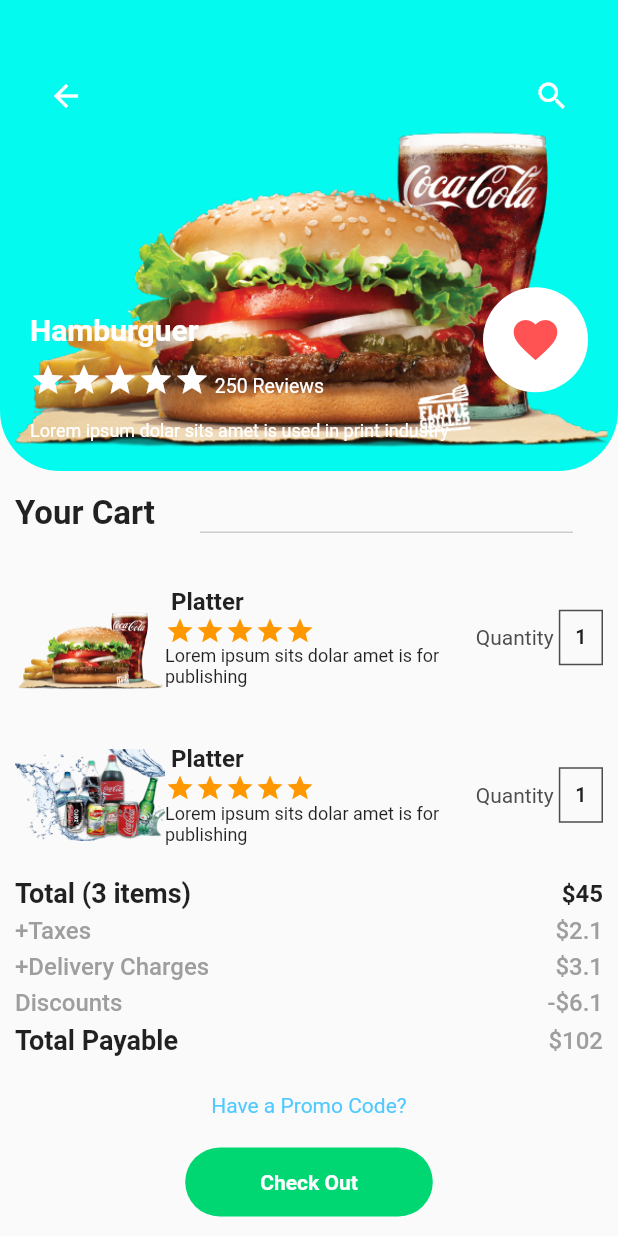
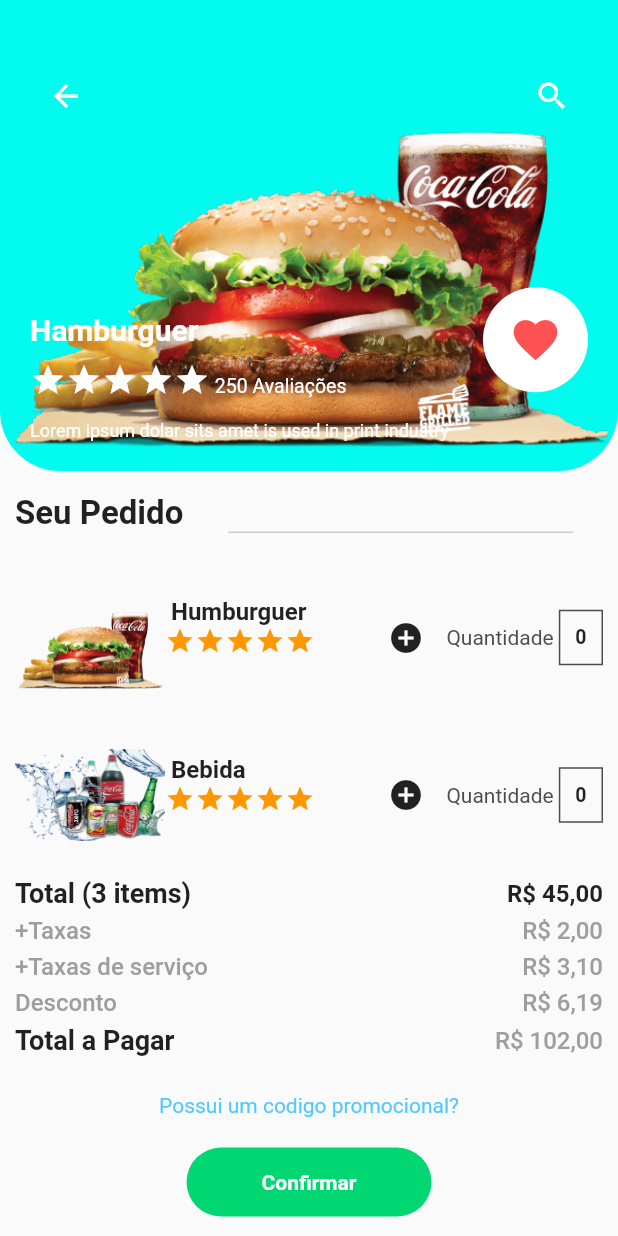
Before and after one commit to francisfs/fast_waiter, a Flutter app: the HomePage screen opened directly, after a tap on "Adicionar", on a phone screen of 412 x 824 dp. Run offline on Flutter 3.47's test engine with Material 2 defaults, Android fonts, the phone set to English and light mode, and no system bars; our stand-ins replace lottie; network calls fail.

Commit message:
incremento, classe preço
incremento no pedido do card hamburguer

```diff
--- a/lib/cards/card_bebi.dart
+++ b/lib/cards/card_bebi.dart
@@ -111,7 +111,7 @@
                                   color: Colors.white,
                                 ),
                                 Text(
-                                  " 250 Reviews",
+                                  " 250 Avaliações",
                                   style: TextStyle(
                                       color: Colors.white, fontSize: 13),
                                 )
@@ -305,7 +305,7 @@
                           color: greenBtn,
                         ),
                         child: Text(
-                          "Check Out",
+                          "Confirmar",
                           style: TextStyle(
                               color: Colors.white, fontWeight: FontWeight.w700),
                         ),
@@ -380,7 +380,7 @@
         Row(
           children: [
             Text(
-              "Quantity ",
+              "Quantidade ",
               style: TextStyle(fontSize: 14, color: black),
             ),
             Container(
--- a/lib/cards/card_cost.dart
+++ b/lib/cards/card_cost.dart
@@ -155,7 +155,7 @@
                       crossAxisAlignment: CrossAxisAlignment.end,
                       children: [
                         Text(
-                          "Your Cart",
+                          "Seu Pedigo",
                           style: TextStyle(
                               fontSize: 22, fontWeight: FontWeight.w700),
                         ),
@@ -174,11 +174,11 @@
                     SizedBox(
                       height: 20,
                     ),
-                    placesWidget("costela", "Row Platter"),
+                    placesWidget("costela", "*************"),
                     SizedBox(
                       height: 5,
                     ),
-                    placesWidget("costela", "Sushi Platter"),
+                    placesWidget("bebidas", "********"),
                     SizedBox(
                       height: 5,
                     ),
@@ -204,7 +204,7 @@
                       mainAxisAlignment: MainAxisAlignment.spaceBetween,
                       children: [
                         Text(
-                          "+Taxes",
+                          "+Taxas",
                           style: TextStyle(
                               fontWeight: FontWeight.w500,
                               fontSize: 16,
@@ -226,7 +226,7 @@
                       mainAxisAlignment: MainAxisAlignment.spaceBetween,
                       children: [
                         Text(
-                          "+Delivery Charges",
+                          "+Taxas de serviço",
                           style: TextStyle(
                               fontWeight: FontWeight.w500,
                               fontSize: 16,
@@ -248,7 +248,7 @@
                       mainAxisAlignment: MainAxisAlignment.spaceBetween,
                       children: [
                         Text(
-                          "Discounts",
+                          "Descontos",
                           style: TextStyle(
                               fontWeight: FontWeight.w500,
                               fontSize: 16,
@@ -270,7 +270,7 @@
                       mainAxisAlignment: MainAxisAlignment.spaceBetween,
                       children: [
                         Text(
-                          "Total Payable",
+                          "Total a pagar",
                           style: TextStyle(
                             fontWeight: FontWeight.w700,
                             fontSize: 18,
@@ -289,7 +289,7 @@
                       height: 25,
                     ),
                     Text(
-                      "Have a Promo Code?",
+                      "Possui um codigo promocional?",
                       style: TextStyle(color: blue),
                     ),
                     SizedBox(
@@ -305,7 +305,7 @@
                           color: greenBtn,
                         ),
                         child: Text(
-                          "Check Out",
+                          "Confirmar",
                           style: TextStyle(
                               color: Colors.white, fontWeight: FontWeight.w700),
                         ),
@@ -328,8 +328,7 @@
           height: 100,
           width: 100,
           decoration: BoxDecoration(
-              image:
-                  DecorationImage(image: AssetImage("imagens/$img.png"))),
+              image: DecorationImage(image: AssetImage("imagens/$img.png"))),
         ),
         Expanded(
           child: Column(
@@ -381,7 +380,7 @@
         Row(
           children: [
             Text(
-              "Quantity ",
+              "Quantidade ",
               style: TextStyle(fontSize: 14, color: black),
             ),
             Container(
--- a/lib/cards/card_frang.dart
+++ b/lib/cards/card_frang.dart
@@ -289,7 +289,7 @@
                       height: 25,
                     ),
                     Text(
-                      "Have a Promo Code?",
+                      "Possui um codigo promocional?",
                       style: TextStyle(color: blue),
                     ),
                     SizedBox(
@@ -305,7 +305,7 @@
                           color: greenBtn,
                         ),
                         child: Text(
-                          "Check Out",
+                          "Confirmar",
                           style: TextStyle(
                               color: Colors.white, fontWeight: FontWeight.w700),
                         ),
@@ -328,8 +328,7 @@
           height: 100,
           width: 100,
           decoration: BoxDecoration(
-              image:
-                  DecorationImage(image: AssetImage("imagens/$img.png"))),
+              image: DecorationImage(image: AssetImage("imagens/$img.png"))),
         ),
         Expanded(
           child: Column(
@@ -381,7 +380,7 @@
         Row(
           children: [
             Text(
-              "Quantity ",
+              "Quantidade ",
               style: TextStyle(fontSize: 14, color: black),
             ),
             Container(
--- a/lib/cards/card_hamb.dart
+++ b/lib/cards/card_hamb.dart
@@ -111,7 +111,7 @@
                                   color: Colors.white,
                                 ),
                                 Text(
-                                  " 250 Reviews",
+                                  " 250 Avaliações",
                                   style: TextStyle(
                                       color: Colors.white, fontSize: 13),
                                 )
@@ -155,7 +155,7 @@
                       crossAxisAlignment: CrossAxisAlignment.end,
                       children: [
                         Text(
-                          "Your Cart",
+                          "Seu Pedido",
                           style: TextStyle(
                               fontSize: 22, fontWeight: FontWeight.w700),
                         ),
@@ -174,11 +174,11 @@
                     SizedBox(
                       height: 20,
                     ),
-                    placesWidget("hamburguer", " Platter"),
+                    placesWidget("hamburguer", " Humburguer"),
                     SizedBox(
                       height: 5,
                     ),
-                    placesWidget("bebidas", " Platter"),
+                    placesWidget("bebidas", " Bebida"),
                     SizedBox(
                       height: 5,
                     ),
@@ -191,7 +191,7 @@
                               fontWeight: FontWeight.w700, fontSize: 18),
                         ),
                         Text(
-                          "\$45",
+                          "R\$ 45,00",
                           style: TextStyle(
                               fontWeight: FontWeight.w700, fontSize: 16),
                         )
@@ -204,14 +204,14 @@
                       mainAxisAlignment: MainAxisAlignment.spaceBetween,
                       children: [
                         Text(
-                          "+Taxes",
+                          "+Taxas",
                           style: TextStyle(
                               fontWeight: FontWeight.w500,
                               fontSize: 16,
                               color: Colors.grey),
                         ),
                         Text(
-                          "\$2.1",
+                          "R\$ 2,00",
                           style: TextStyle(
                               fontWeight: FontWeight.w500,
                               fontSize: 16,
@@ -226,14 +226,14 @@
                       mainAxisAlignment: MainAxisAlignment.spaceBetween,
                       children: [
                         Text(
-                          "+Delivery Charges",
+                          "+Taxas de serviço",
                           style: TextStyle(
                               fontWeight: FontWeight.w500,
                               fontSize: 16,
                               color: Colors.grey),
                         ),
                         Text(
-                          "\$3.1",
+                          "R\$ 3,10",
                           style: TextStyle(
                               fontWeight: FontWeight.w500,
                               fontSize: 16,
@@ -248,14 +248,14 @@
                       mainAxisAlignment: MainAxisAlignment.spaceBetween,
                       children: [
                         Text(
-                          "Discounts",
+                          "Desconto",
                           style: TextStyle(
                               fontWeight: FontWeight.w500,
                               fontSize: 16,
                               color: Colors.grey),
                         ),
                         Text(
-                          "-\$6.1",
+                          "R\$ 6,19",
                           style: TextStyle(
                               fontWeight: FontWeight.w500,
                               fontSize: 16,
@@ -270,14 +270,14 @@
                       mainAxisAlignment: MainAxisAlignment.spaceBetween,
                       children: [
                         Text(
-                          "Total Payable",
+                          "Total a Pagar",
                           style: TextStyle(
                             fontWeight: FontWeight.w700,
                             fontSize: 18,
                           ),
                         ),
                         Text(
-                          "\$102",
+                          "R\$ 102,00",
                           style: TextStyle(
                               fontWeight: FontWeight.w500,
                               fontSize: 16,
@@ -289,7 +289,7 @@
                       height: 25,
                     ),
                     Text(
-                      "Have a Promo Code?",
+                      "Possui um codigo promocional?",
                       style: TextStyle(color: blue),
                     ),
                     SizedBox(
@@ -305,7 +305,7 @@
                           color: greenBtn,
                         ),
                         child: Text(
-                          "Check Out",
+                          "Confirmar",
                           style: TextStyle(
                               color: Colors.white, fontWeight: FontWeight.w700),
                         ),
@@ -321,6 +321,7 @@
     );
   }
 
+  int qtd = 0;
   Row placesWidget(String img, String name) {
     return Row(
       children: [
@@ -368,7 +369,7 @@
                 ],
               ),
               Text(
-                "Lorem ipsum sits dolar amet is for publishing",
+                "",
                 style: TextStyle(fontSize: 12),
               )
             ],
@@ -377,10 +378,23 @@
         SizedBox(
           width: 10,
         ),
+        GestureDetector(
+          /////////////////////////////ICONE INCREMENTO
+          child: Icon(Icons.add_circle),
+          onTap: () {
+            setState(() {
+              qtd++;
+              print("teste");
+            });
+          },
+        ),
+        SizedBox(
+          width: 15,
+        ),
         Row(
           children: [
             Text(
-              "Quantity ",
+              "Quantidade ",
               style: TextStyle(fontSize: 14, color: black),
             ),
             Container(
@@ -389,7 +403,7 @@
                 border: Border.all(color: black),
               ),
               child: Text(
-                "1",
+                "$qtd",
                 style: TextStyle(fontSize: 13, fontWeight: FontWeight.w700),
               ),
             ),
--- a/lib/cards/card_yaki.dart
+++ b/lib/cards/card_yaki.dart
@@ -111,7 +111,7 @@
                                   color: Colors.white,
                                 ),
                                 Text(
-                                  " 250 Reviews",
+                                  " 250 Avaliações",
                                   style: TextStyle(
                                       color: Colors.white, fontSize: 13),
                                 )
@@ -204,7 +204,7 @@
                       mainAxisAlignment: MainAxisAlignment.spaceBetween,
                       children: [
                         Text(
-                          "+Taxes",
+                          "+Taxas",
                           style: TextStyle(
                               fontWeight: FontWeight.w500,
                               fontSize: 16,
@@ -226,7 +226,7 @@
                       mainAxisAlignment: MainAxisAlignment.spaceBetween,
                       children: [
                         Text(
-                          "+Delivery Charges",
+                          "+Taxa de serviço",
                           style: TextStyle(
                               fontWeight: FontWeight.w500,
                               fontSize: 16,
@@ -270,7 +270,7 @@
                       mainAxisAlignment: MainAxisAlignment.spaceBetween,
                       children: [
                         Text(
-                          "Total Payable",
+                          "Total a Pagar",
                           style: TextStyle(
                             fontWeight: FontWeight.w700,
                             fontSize: 18,
@@ -289,7 +289,7 @@
                       height: 25,
                     ),
                     Text(
-                      "Have a Promo Code?",
+                      "Possui um codigo promocional?",
                       style: TextStyle(color: blue),
                     ),
                     SizedBox(
@@ -305,7 +305,7 @@
                           color: greenBtn,
                         ),
                         child: Text(
-                          "Check Out",
+                          "Confirmar",
                           style: TextStyle(
                               color: Colors.white, fontWeight: FontWeight.w700),
                         ),
@@ -380,7 +380,7 @@
         Row(
           children: [
             Text(
-              "Quantity ",
+              "Quantidade ",
               style: TextStyle(fontSize: 14, color: black),
             ),
             Container(
--- a/lib/home_page.dart
+++ b/lib/home_page.dart
@@ -18,28 +18,6 @@
   @override
   Widget build(BuildContext context) {
     return Scaffold(
-      /*appBar: AppBar(
-        backgroundColor: Color.fromARGB(0, 216, 83, 22),
-        elevation: 0,
-        /*leading: IconButton(
-          icon: Icon(
-            Icons.arrow_back,
-            color: black,
-            size: 27,
-          ),
-          onPressed: () {},
-        ),
-        actions: [
-          IconButton(
-            icon: Icon(
-              Icons.search,
-              size: 27,
-              color: Colors.black,
-            ),
-            onPressed: () {},
-          )*
-        ],*/
-      ),*/
       body: SafeArea(
         child: SingleChildScrollView(
           child: Container(
@@ -60,45 +38,7 @@
                     ),
                     Container(
                       child: Column(
-                        children: [
-                          /*  Container(
-                            padding: EdgeInsets.symmetric(
-                                horizontal: 25, vertical: 10),
-                            decoration: BoxDecoration(
-                                borderRadius:
-                                    BorderRadius.all(Radius.circular(25)),
-                                color: greenBtn),
-                            child: Center(
-                              child: Row(
-                                mainAxisAlignment: MainAxisAlignment.center,
-                                children: [
-                                  Icon(
-                                    Icons.add_shopping_cart,
-                                    color: Colors.white,
-                                    size: 18,
-                                  ),
-                                  Text(
-                                    " Comprar",
-                                    style: TextStyle(
-                                        color: Colors.white,
-                                        fontSize: 13,
-                                        fontWeight: FontWeight.w700),
-                                  )
-                                ],
-                              ),
-                            ),
-                          ),
-                          Container(
-                            padding: EdgeInsets.symmetric(
-                                horizontal: 40, vertical: 5),
-                            margin: EdgeInsets.symmetric(horizontal: 10),
-                            decoration: BoxDecoration(
-                                borderRadius: BorderRadius.only(
-                                    bottomRight: Radius.circular(20),
-                                    bottomLeft: Radius.circular(20)),
-                                color: greenBtn.withOpacity(0.7)),
-                          )*/
-                        ],
+                        children: [],
                       ),
                     )
                   ],
@@ -517,6 +457,7 @@
                 ),
               ],
             ),
+            Text("")
           ]),
         ),
         /*InkWell(
--- /dev/null
+++ b/lib/precos.dart
@@ -0,0 +1,8 @@
+import 'package:flutter/cupertino.dart';
+
+double vl_hamb = 15.79;
+double vl_bebida = 4.79;
+double vl_costela = 79.99;
+double vl_yakisoba = 29.99;
+double vl_frango = 27.99;
+double vl_feijo = 32.99;
```
